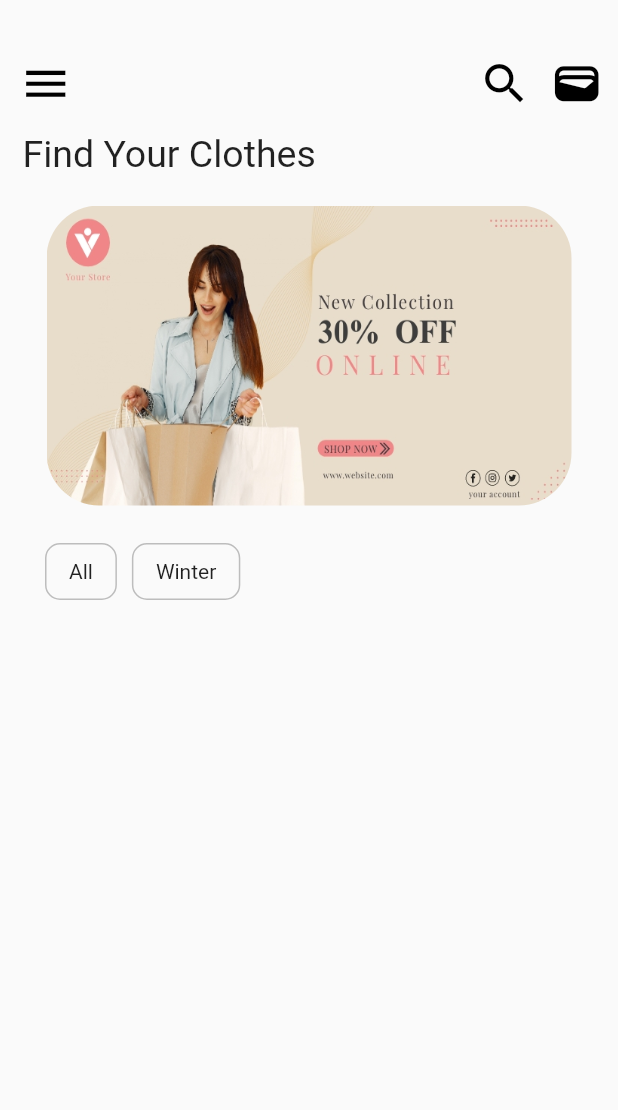
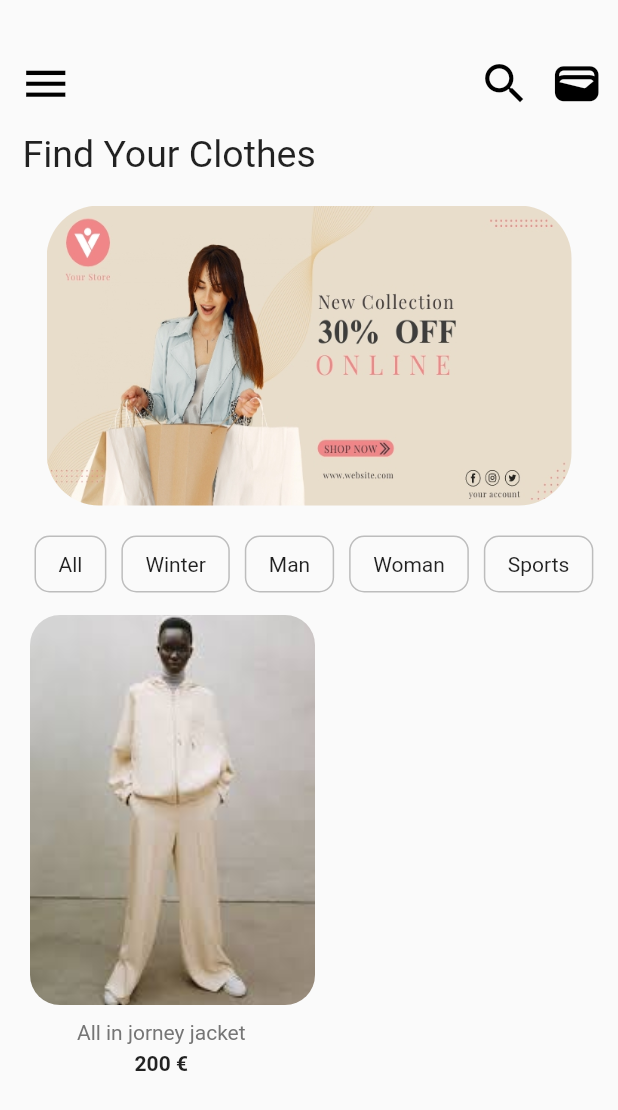
Before and after one commit to LunarioTK/Ecommerce_Store, a Flutter app: the screen it shows after launch, on a phone screen of 412 x 824 dp. Shown: the top 1110 px of the screen. Run offline on Flutter 3.47's test engine with Material 2 defaults, Android fonts, the phone set to English and light mode, and no system bars.

Commit message:
Fixing the categories and adding products

```diff
--- a/lib/Pages/home.dart
+++ b/lib/Pages/home.dart
@@ -1,4 +1,5 @@
 import 'package:ecommerce_store/utils/Cat_box.dart';
+import 'package:ecommerce_store/utils/clothes_box.dart';
 import 'package:flutter/material.dart';
 
 class HomePage extends StatelessWidget {
@@ -83,14 +84,34 @@ class HomePage extends StatelessWidget {
 
             // Categories
             Padding(
-              padding: const EdgeInsets.all(15.0),
+              padding: const EdgeInsets.fromLTRB(8, 10, 10, 15),
+              child: SingleChildScrollView(
+                scrollDirection: Axis.horizontal,
+                child: Row(
+                  children: const [
+                    CatBox(catName: 'All'),
+                    CatBox(catName: 'Winter'),
+                    CatBox(catName: 'Man'),
+                    CatBox(catName: 'Woman'),
+                    CatBox(catName: 'Sports'),
+                  ],
+                ),
+              ),
+            ),
+
+            // Clothes
+            SingleChildScrollView(
+              scrollDirection: Axis.horizontal,
               child: Row(
                 children: const [
-                  CatBox(catName: 'All'),
-                  CatBox(catName: 'Winter'),
+                  ClothesCard(
+                    img: 'assets/clothes_01.jpg',
+                    clothesName: 'All in jorney jacket',
+                    price: '200',
+                  ),
                 ],
               ),
-            ),
+            )
           ],
         ),
       ),
--- /dev/null
+++ b/lib/utils/clothes_box.dart
@@ -0,0 +1,45 @@
+import 'package:flutter/material.dart';
+
+class ClothesCard extends StatelessWidget {
+  final String img, clothesName, price;
+  const ClothesCard(
+      {super.key,
+      required this.img,
+      required this.clothesName,
+      required this.price});
+
+  @override
+  Widget build(BuildContext context) {
+    return Column(
+      children: [
+        Container(
+          width: 190,
+          height: 260,
+          margin: const EdgeInsets.only(left: 15, bottom: 10),
+          decoration: BoxDecoration(
+            borderRadius: BorderRadius.circular(20),
+            image: DecorationImage(
+              fit: BoxFit.cover,
+              image: AssetImage(
+                img,
+              ),
+            ),
+          ),
+        ),
+        Text(
+          clothesName,
+          style: TextStyle(
+            color: Colors.grey.shade600,
+          ),
+        ),
+        const SizedBox(height: 5),
+        Text(
+          '$price €',
+          style: const TextStyle(
+            fontWeight: FontWeight.bold,
+          ),
+        ),
+      ],
+    );
+  }
+}
```
Also changed, not shown: assets/clothes_01.jpg (added).
